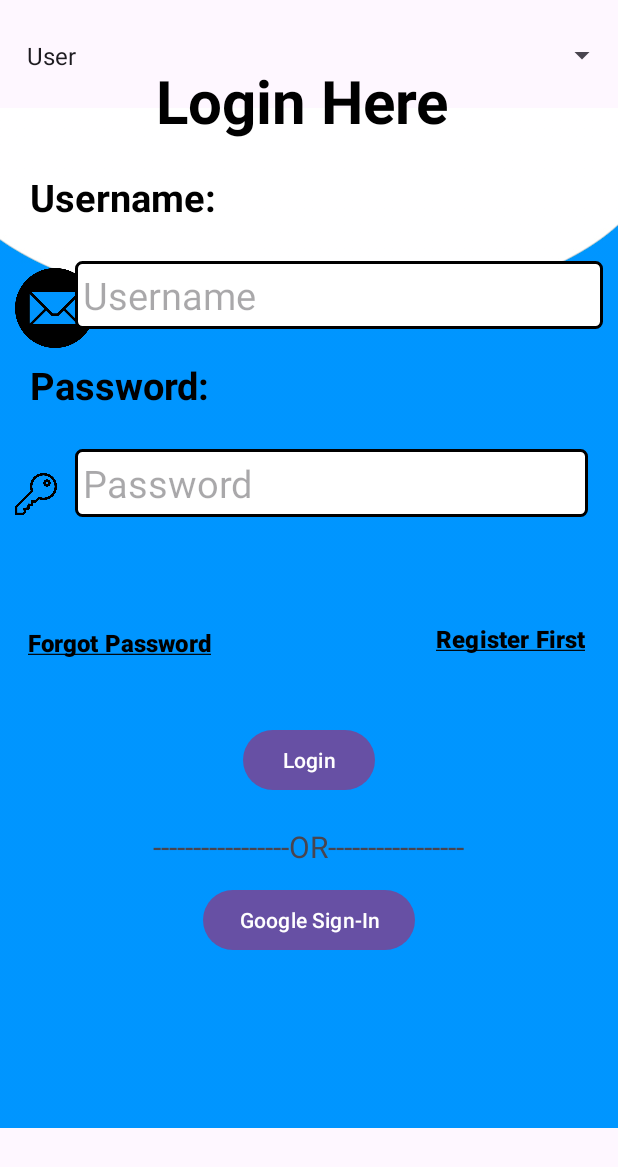
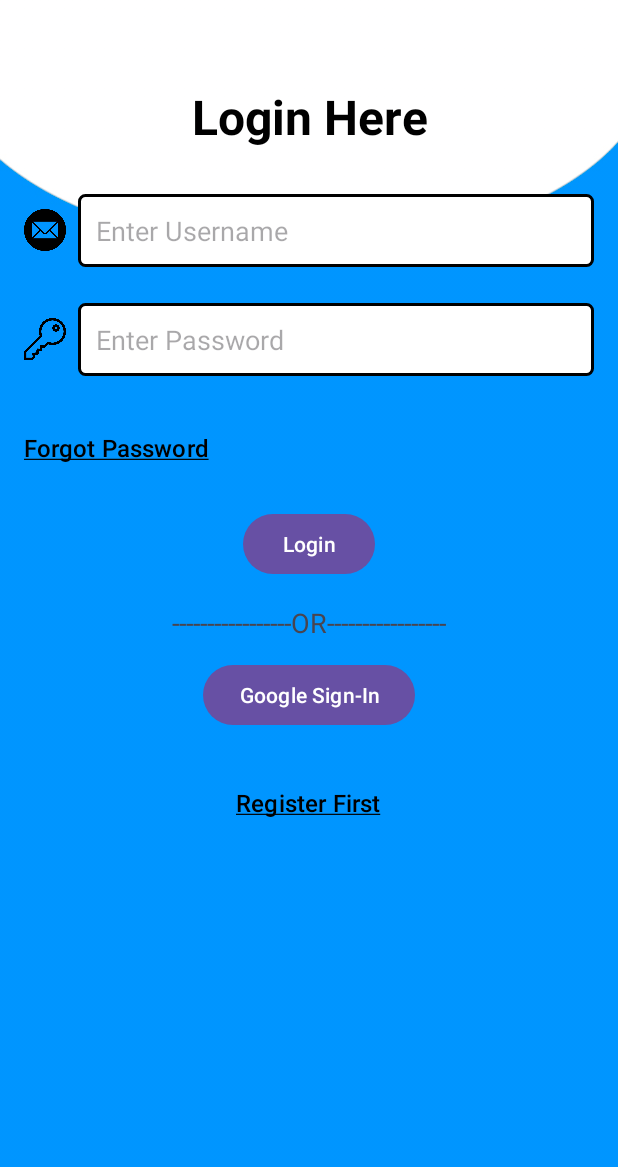
Before and after one commit to devghule/MySociety, an Android app: the screen it shows after launch (loginActivity), on a phone screen of 412 x 824 dp. Shown: the top 1167 px of the screen. Run offline under Robolectric (Android 15) with nearby library versions, the phone set to English and light mode, and no system bars; our stand-ins replace Firebase (no records; nobody signed in at launch, a user with empty details on screens opened directly).

Commit message:
Login changes , admin login page done with admin credentials and Dependencies

```diff
--- a/app/build.gradle.kts
+++ b/app/build.gradle.kts
@@ -1,6 +1,7 @@
 plugins {
     id("com.android.application")
     id("com.google.gms.google-services")
+
 }
 
 android {
@@ -58,4 +59,5 @@ dependencies {
     //implementation ("com.google.firebase:firebase-storage:23.0.0")
 
 
+
 }
--- a/app/src/main/res/layout/activity_login.xml
+++ b/app/src/main/res/layout/activity_login.xml
@@ -3,172 +3,135 @@
     xmlns:android="http://schemas.android.com/apk/res/android"
     android:layout_width="match_parent"
     android:layout_height="match_parent"
-    >
+    android:background="@drawable/login_background"
+    android:padding="16dp">
 
-    <ImageView
-        android:id="@+id/background"
-        android:layout_width="wrap_content"
-        android:layout_height="wrap_content"
-        android:src="@drawable/login_background"></ImageView>
-
-    <ImageView
-        android:id="@+id/imageemail"
-        android:layout_width="80px"
-        android:layout_height="80px"
-        android:src="@drawable/email"
-        android:layout_below="@+id/txt2"
-        android:layout_marginTop="10dp"
-        android:layout_marginLeft="10dp"></ImageView>
-
-    <ImageView
-        android:layout_width="28dp"
-        android:layout_height="52dp"
-        android:layout_below="@+id/txt3"
-        android:layout_marginLeft="10dp"
-        android:layout_marginTop="9dp"
-        android:src="@drawable/key"></ImageView>
-
+    <!-- App Title -->
     <TextView
         android:id="@+id/txt1"
         android:layout_width="match_parent"
         android:layout_height="wrap_content"
-        android:text="Login Here "
+        android:text="Login Here"
         android:textAlignment="center"
-        android:textSize="40dp"
-        android:layout_marginTop="40dp"
+        android:textSize="32sp"
         android:textColor="@color/black"
         android:textStyle="bold"
-        ></TextView>
+        android:layout_marginTop="40dp" />
 
-    <TextView
-        android:id="@+id/txt2"
+    <!-- Username Section -->
+    <LinearLayout
+        android:id="@+id/username_layout"
         android:layout_width="match_parent"
         android:layout_height="wrap_content"
-        android:layout_below="@+id/txt1"
-        android:layout_margin="20dp"
-        android:layout_marginStart="20dp"
-        android:layout_marginTop="41dp"
-        android:layout_marginEnd="20dp"
-        android:layout_marginBottom="20dp"
-        android:text="Username:"
-        android:textColor="@color/black"
-        android:textSize="25dp"
-        android:textStyle="bold"></TextView>
+        android:layout_below="@id/txt1"
+        android:layout_marginTop="30dp"
+        android:orientation="horizontal"
+        android:gravity="center_vertical">
 
+        <!-- Username Icon -->
+        <ImageView
+            android:id="@+id/imageemail"
+            android:layout_width="28dp"
+            android:layout_height="28dp"
+            android:layout_marginEnd="8dp"
+            android:src="@drawable/email" />
+
+        <!-- Username Input -->
         <EditText
             android:id="@+id/uname"
+            android:layout_width="0dp"
+            android:layout_height="wrap_content"
+            android:layout_weight="1"
+            android:hint="Enter Username"
+            android:textSize="18sp"
+            android:padding="12dp"
+            android:background="@drawable/border" />
+    </LinearLayout>
+
+    <!-- Password Section -->
+    <LinearLayout
+        android:id="@+id/password_layout"
         android:layout_width="match_parent"
         android:layout_height="wrap_content"
-        android:layout_below="@+id/txt2"
-        android:hint="Username "
-        android:textSize="25dp"
-        android:layout_marginTop="5dp"
-        android:layout_marginStart="50dp"
-        android:layout_marginEnd="10dp"
-        android:padding="5dp"
-        android:background="@drawable/border"
-        ></EditText>
-    <TextView
-        android:id="@+id/txt3"
-        android:layout_width="match_parent"
-        android:layout_height="wrap_content"
-        android:text="Password:"
-        android:textSize="25dp"
-        android:layout_below="@+id/uname"
-        android:layout_margin="20dp"
-        android:textColor="@color/black"
-        android:textStyle="bold"
-        android:layout_marginTop="40dp"
+        android:layout_below="@id/username_layout"
+        android:layout_marginTop="24dp"
+        android:orientation="horizontal"
+        android:gravity="center_vertical">
 
-        ></TextView>
+        <!-- Password Icon -->
+        <ImageView
+            android:layout_width="28dp"
+            android:layout_height="28dp"
+            android:layout_marginEnd="8dp"
+            android:src="@drawable/key" />
+
+        <!-- Password Input -->
         <EditText
             android:id="@+id/pass_word"
-        android:layout_width="match_parent"
+            android:layout_width="0dp"
             android:layout_height="wrap_content"
-        android:layout_below="@+id/txt3"
-        android:hint="Password"
-        android:layout_marginTop="5dp"
-        android:layout_marginStart="50dp"
-        android:layout_marginEnd="20dp"
-        android:textSize="25dp"
-        android:padding="5dp"
+            android:layout_weight="1"
+            android:hint="Enter Password"
+            android:textSize="18sp"
+            android:padding="12dp"
             android:background="@drawable/border"
-        android:inputType="textPassword"
-        ></EditText>
+            android:inputType="textPassword" />
+    </LinearLayout>
 
+    <!-- Forgot Password Button -->
     <Button
         android:id="@+id/forgot_pass"
         style="@style/MyButtonStyle"
         android:layout_width="wrap_content"
         android:layout_height="wrap_content"
-        android:layout_below="@+id/pass_word"
-        android:layout_alignParentLeft="true"
-        android:layout_marginLeft="18dp"
-        android:layout_marginTop="60dp"
-        android:padding="10dp"
+        android:layout_below="@id/password_layout"
+        android:layout_alignParentStart="true"
+        android:layout_marginTop="24dp"
         android:text="Forgot Password"
         android:textAllCaps="false"
-        android:textColor="@color/black"
-        android:textStyle="bold"></Button>
+        android:textColor="@color/black" />
 
+    <!-- Login Button -->
     <Button
         android:id="@+id/login"
         android:layout_width="wrap_content"
         android:layout_height="wrap_content"
-        android:text="Login"
-        android:layout_below="@+id/forgot_pass"
+        android:layout_below="@id/forgot_pass"
         android:layout_centerHorizontal="true"
-        android:layout_marginTop="30dp"
+        android:layout_marginTop="16dp"
+        android:text="Login" />
 
-        ></Button>
-
+    <!-- OR Divider -->
     <TextView
         android:id="@+id/txt4"
         android:layout_width="wrap_content"
         android:layout_height="wrap_content"
         android:text="-----------------OR-----------------"
-        android:layout_marginTop="20dp"
-        android:textSize="20dp"
-        android:layout_below="@+id/login"
+        android:textSize="18sp"
+        android:layout_below="@id/login"
         android:layout_centerHorizontal="true"
-        />
+        android:layout_marginTop="16dp" />
 
+    <!-- Google Sign-In Button -->
+    <Button
+        android:id="@+id/google_login"
+        android:layout_width="wrap_content"
+        android:layout_height="wrap_content"
+        android:layout_below="@id/txt4"
+        android:layout_centerHorizontal="true"
+        android:layout_marginTop="12dp"
+        android:text="Google Sign-In" />
 
+    <!-- Register Button -->
     <Button
         android:id="@+id/create_acc"
         style="@style/MyButtonStyle"
         android:layout_width="wrap_content"
         android:layout_height="wrap_content"
-        android:layout_below="@+id/pass_word"
-        android:layout_alignParentRight="true"
+        android:layout_below="@id/google_login"
         android:layout_centerHorizontal="true"
-        android:layout_marginTop="57dp"
-        android:layout_marginRight="22dp"
+        android:layout_marginTop="24dp"
         android:text="Register First"
-        android:textAlignment="center"
         android:textAllCaps="false"
-        android:textColor="@color/black"
-        android:textStyle="bold"></Button>
-
-    <Button
-        android:id="@+id/google_login"
-        android:layout_width="wrap_content"
-        android:layout_height="wrap_content"
-        android:layout_below="@id/txt4"
-        android:layout_marginLeft="135dp"
-        android:layout_marginTop="11dp"
-        android:layout_marginRight="15dp"
-        android:text="Google Sign-In" />
-
-    <Spinner
-        android:id="@+id/user_type_spinner"
-        android:layout_width="match_parent"
-        android:layout_height="wrap_content"
-        android:layout_marginTop="16dp"
-        android:entries="@array/user_type_options"
-        android:spinnerMode="dropdown"
-        android:padding="10dp"
-        />
-
-
+        android:textColor="@color/black" />
 </RelativeLayout>
--- a/build.gradle.kts
+++ b/build.gradle.kts
@@ -1,13 +1,10 @@
 buildscript {
     dependencies {
-        classpath("com.google.gms:google-services:4.4.0")
-        classpath ("com.google.gms:google-services:4.3.15")
+        classpath("com.google.gms:google-services:4.4.2")
     }
 }
 // Top-level build file where you can add configuration options common to all sub-projects/modules.
 plugins {
     id("com.android.application") version "8.1.4" apply false
-    id("com.google.gms.google-services") version "4.4.0" apply false
-    id("com.android.application")
-    id("com.google.gms.google-services")
+    id("com.google.gms.google-services") version "4.4.2" apply false
 }
```
Also changed, not shown: 1 other file. Lines whose indentation alone changed are shown as unchanged.
